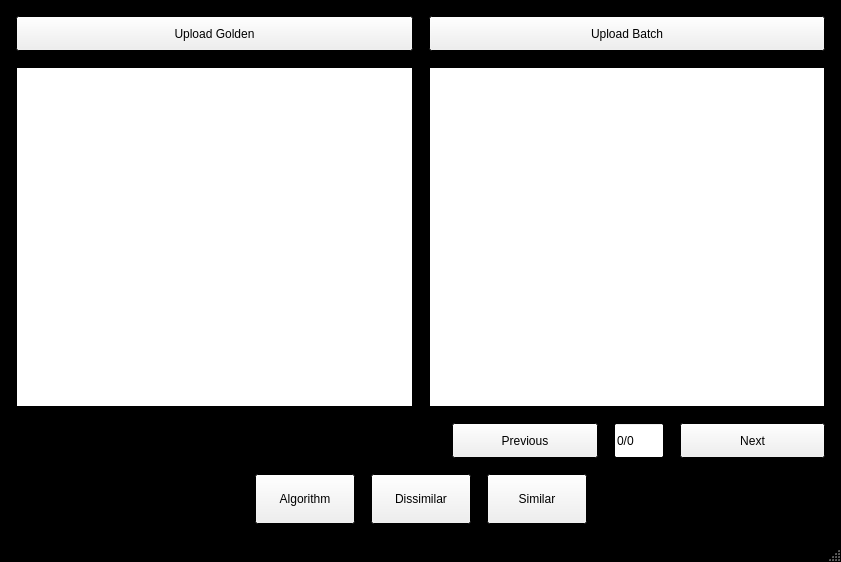
Before: the Qt Designer form assets/mainGUILayout.ui in GregoryKemper/Image-Comparison, drawn with Qt 5.
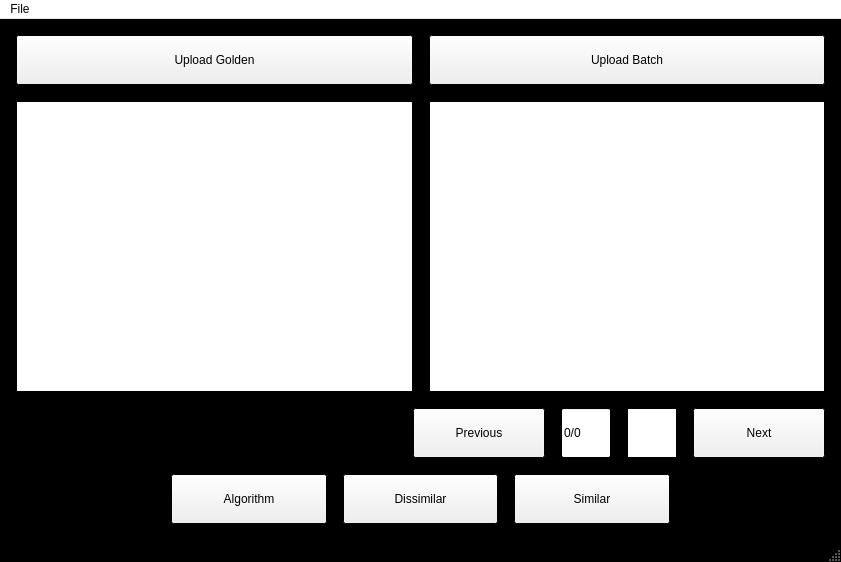
After: the same form once the commit is applied.

```diff
--- a/assets/mainGUILayout.ui
+++ b/assets/mainGUILayout.ui
@@ -13,7 +13,7 @@
   <property name="minimumSize">
    <size>
     <width>400</width>
-    <height>250</height>
+    <height>400</height>
    </size>
   </property>
   <property name="palette">
@@ -106,7 +106,7 @@
           <property name="minimumSize">
            <size>
             <width>0</width>
-            <height>35</height>
+            <height>50</height>
            </size>
           </property>
           <property name="text">
@@ -122,6 +122,12 @@
             <verstretch>0</verstretch>
            </sizepolicy>
           </property>
+          <property name="minimumSize">
+           <size>
+            <width>0</width>
+            <height>50</height>
+           </size>
+          </property>
           <property name="text">
            <string>Upload Batch</string>
           </property>
@@ -233,7 +239,7 @@
           <property name="maximumSize">
            <size>
             <width>50</width>
-            <height>16777215</height>
+            <height>50</height>
            </size>
           </property>
           <property name="layoutDirection">
@@ -250,6 +256,22 @@
           </property>
          </widget>
         </item>
+        <item>
+         <widget class="QGraphicsView" name="approvalView">
+          <property name="minimumSize">
+           <size>
+            <width>50</width>
+            <height>35</height>
+           </size>
+          </property>
+          <property name="maximumSize">
+           <size>
+            <width>50</width>
+            <height>50</height>
+           </size>
+          </property>
+         </widget>
+        </item>
         <item>
          <widget class="QPushButton" name="nextButton">
           <property name="sizePolicy">
@@ -308,7 +330,7 @@
           </property>
           <property name="maximumSize">
            <size>
-            <width>100</width>
+            <width>175</width>
             <height>100</height>
            </size>
           </property>
@@ -336,7 +358,7 @@
           </property>
           <property name="maximumSize">
            <size>
-            <width>100</width>
+            <width>175</width>
             <height>100</height>
            </size>
           </property>
@@ -361,7 +383,7 @@
           </property>
           <property name="maximumSize">
            <size>
-            <width>100</width>
+            <width>175</width>
             <height>100</height>
            </size>
           </property>
@@ -399,6 +421,96 @@
      <height>33</height>
     </rect>
    </property>
+   <property name="sizePolicy">
+    <sizepolicy hsizetype="MinimumExpanding" vsizetype="MinimumExpanding">
+     <horstretch>0</horstretch>
+     <verstretch>0</verstretch>
+    </sizepolicy>
+   </property>
+   <property name="minimumSize">
+    <size>
+     <width>0</width>
+     <height>0</height>
+    </size>
+   </property>
+   <property name="palette">
+    <palette>
+     <active>
+      <colorrole role="WindowText">
+       <brush brushstyle="SolidPattern">
+        <color alpha="228">
+         <red>255</red>
+         <green>255</green>
+         <blue>255</blue>
+        </color>
+       </brush>
+      </colorrole>
+      <colorrole role="Window">
+       <brush brushstyle="SolidPattern">
+        <color alpha="255">
+         <red>255</red>
+         <green>255</green>
+         <blue>255</blue>
+        </color>
+       </brush>
+      </colorrole>
+     </active>
+     <inactive>
+      <colorrole role="WindowText">
+       <brush brushstyle="SolidPattern">
+        <color alpha="228">
+         <red>255</red>
+         <green>255</green>
+         <blue>255</blue>
+        </color>
+       </brush>
+      </colorrole>
+      <colorrole role="Window">
+       <brush brushstyle="SolidPattern">
+        <color alpha="255">
+         <red>255</red>
+         <green>255</green>
+         <blue>255</blue>
+        </color>
+       </brush>
+      </colorrole>
+     </inactive>
+     <disabled>
+      <colorrole role="Base">
+       <brush brushstyle="SolidPattern">
+        <color alpha="255">
+         <red>255</red>
+         <green>255</green>
+         <blue>255</blue>
+        </color>
+       </brush>
+      </colorrole>
+      <colorrole role="Window">
+       <brush brushstyle="SolidPattern">
+        <color alpha="255">
+         <red>255</red>
+         <green>255</green>
+         <blue>255</blue>
+        </color>
+       </brush>
+      </colorrole>
+     </disabled>
+    </palette>
+   </property>
+   <widget class="QMenu" name="menuFile">
+    <property name="minimumSize">
+     <size>
+      <width>0</width>
+      <height>0</height>
+     </size>
+    </property>
+    <property name="title">
+     <string>File</string>
+    </property>
+    <addaction name="actionSave"/>
+    <addaction name="actionExit"/>
+   </widget>
+   <addaction name="menuFile"/>
   </widget>
  </widget>
  <resources/>
```
Left out of the diff: 10 changed lines with no effect on the pictures.
